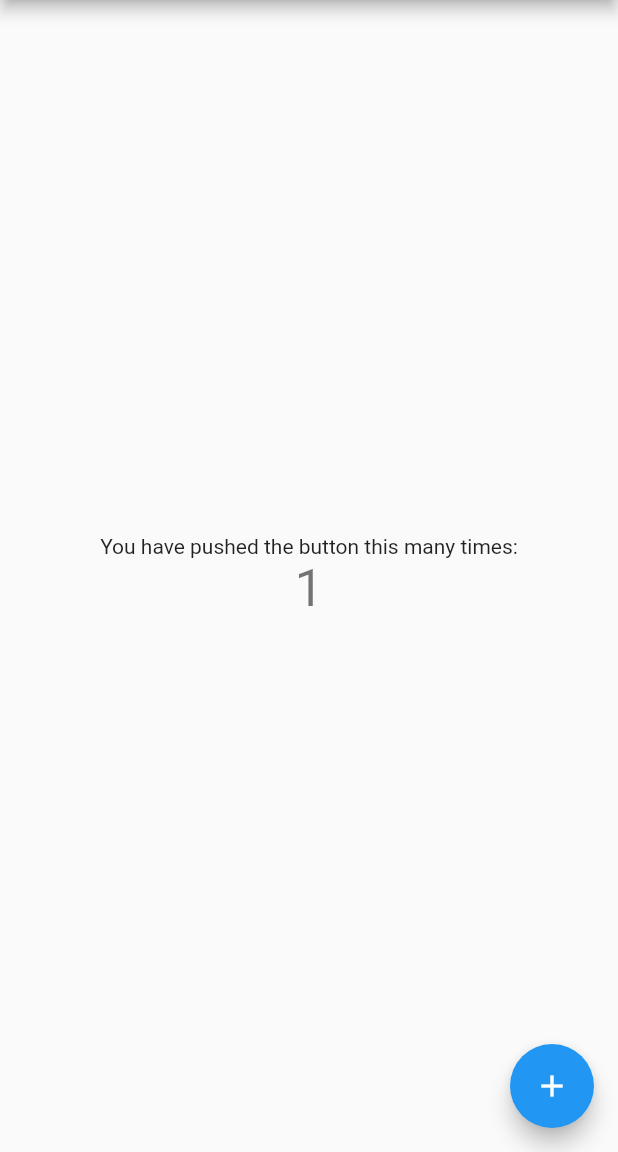
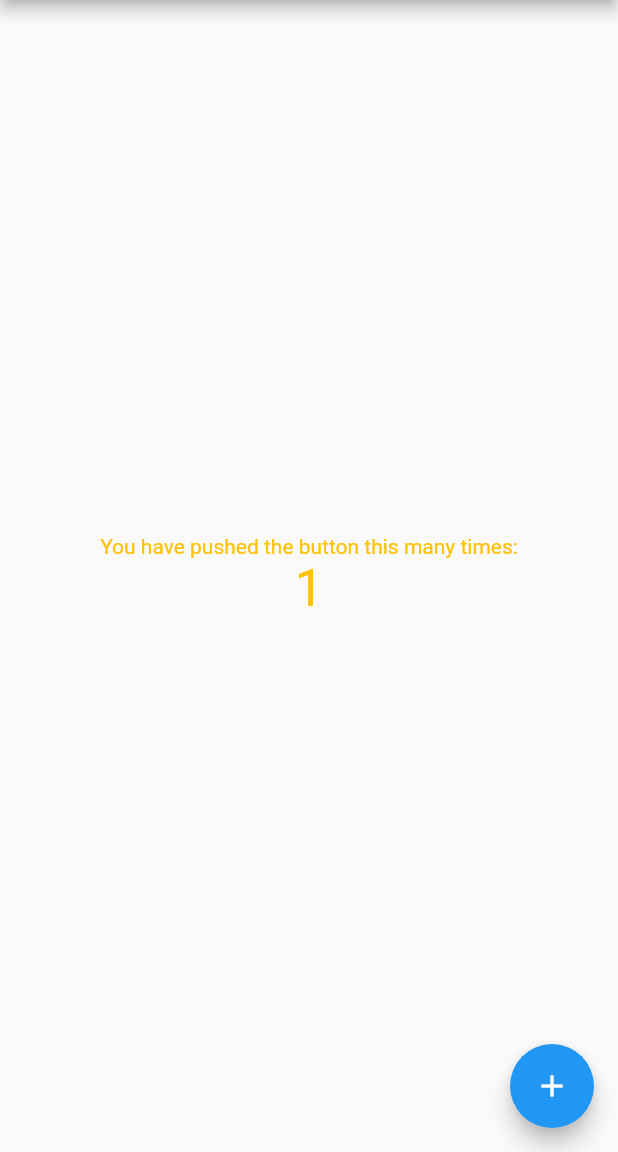
Before and after one commit to 246060/flutter_starter, a Flutter app: the screen it shows after launch, after a tap on the "add" icon, on a phone screen of 412 x 824 dp, the part 84-1236 px from its top. Run offline on Flutter 3.47's test engine with Material 2 defaults, Android fonts, the phone set to English and light mode, and no system bars; our stand-ins replace flutter_riverpod, logger.

Commit message:
add files

```diff
--- /dev/null
+++ b/lib/app.dart
@@ -0,0 +1,21 @@
+import 'package:flutter/material.dart';
+import 'package:flutter_starter/common/styles/app_themes.dart';
+
+import 'home_screen.dart';
+
+class MyApp extends StatelessWidget {
+  const MyApp({super.key});
+
+  @override
+  Widget build(BuildContext context) {
+
+    return MaterialApp(
+      title: 'Flutter Demo',
+      debugShowCheckedModeBanner: false,
+      themeMode: ThemeMode.system,
+      theme: AppThemes.light,
+      darkTheme: AppThemes.dark,
+      home: const MyHomePage(title: 'Flutter Demo Home Page'),
+    );
+  }
+}
--- a/lib/common/configs/config.dart
+++ b/lib/common/configs/config.dart
@@ -2,3 +2,4 @@ export 'hive_config.dart';
 export 'provider_logger_config.dart';
 export 'firebase_config.dart';
 export 'http_config.dart';
+export 'logger_config.dart';
--- /dev/null
+++ b/lib/common/styles/app_text_styles.dart
@@ -0,0 +1,42 @@
+import 'package:flutter/material.dart';
+
+class AppTextStyles {
+  static final baseLight = ThemeData.light().textTheme;
+  static final baseDark = ThemeData.dark().textTheme;
+
+  static TextTheme get light => TextTheme(
+        titleSmall: baseLight.titleSmall?.copyWith(color: Colors.amber),
+        titleMedium: baseLight.titleMedium?.copyWith(color: Colors.cyan),
+        titleLarge: baseLight.titleLarge?.copyWith(color: Colors.amber),
+        labelSmall: baseLight.labelSmall?.copyWith(color: Colors.amber),
+        labelMedium: baseLight.labelMedium?.copyWith(color: Colors.amber),
+        labelLarge: baseLight.labelLarge?.copyWith(color: Colors.amber),
+        headlineSmall: baseLight.headlineSmall?.copyWith(color: Colors.amber),
+        headlineMedium: baseLight.headlineMedium?.copyWith(color: Colors.amber),
+        headlineLarge: baseLight.headlineLarge?.copyWith(color: Colors.amber),
+        displaySmall: baseLight.displaySmall?.copyWith(color: Colors.amber),
+        displayMedium: baseLight.displayMedium?.copyWith(color: Colors.amber),
+        displayLarge: baseLight.displayLarge?.copyWith(color: Colors.amber),
+        bodySmall: baseLight.bodySmall?.copyWith(color: Colors.amber),
+        bodyMedium: baseLight.bodyMedium?.copyWith(color: Colors.amber),
+        bodyLarge: baseLight.bodyLarge?.copyWith(color: Colors.amber),
+      );
+
+  static TextTheme get dark => TextTheme(
+        titleSmall: baseLight.titleSmall?.copyWith(color: Colors.amber),
+        titleMedium: baseLight.titleMedium?.copyWith(color: Colors.cyan),
+        titleLarge: baseLight.titleLarge?.copyWith(color: Colors.amber),
+        labelSmall: baseLight.labelSmall?.copyWith(color: Colors.amber),
+        labelMedium: baseLight.labelMedium?.copyWith(color: Colors.amber),
+        labelLarge: baseLight.labelLarge?.copyWith(color: Colors.amber),
+        headlineSmall: baseLight.headlineSmall?.copyWith(color: Colors.amber),
+        headlineMedium: baseLight.headlineMedium?.copyWith(color: Colors.amber),
+        headlineLarge: baseLight.headlineLarge?.copyWith(color: Colors.amber),
+        displaySmall: baseLight.displaySmall?.copyWith(color: Colors.amber),
+        displayMedium: baseLight.displayMedium?.copyWith(color: Colors.amber),
+        displayLarge: baseLight.displayLarge?.copyWith(color: Colors.amber),
+        bodySmall: baseLight.bodySmall?.copyWith(color: Colors.amber),
+        bodyMedium: baseLight.bodyMedium?.copyWith(color: Colors.amber),
+        bodyLarge: baseLight.bodyLarge?.copyWith(color: Colors.amber),
+      );
+}
--- /dev/null
+++ b/lib/common/styles/app_themes.dart
@@ -0,0 +1,18 @@
+import 'package:flutter/material.dart';
+
+import 'styles.dart';
+
+class AppThemes {
+  static final lightColors = AppLightColors();
+  static final darkColors = AppDarkColors();
+
+  static ThemeData get light =>
+      ThemeData(primaryColor: Colors.indigo, textTheme: AppTextStyles.light
+          //    colorScheme: lightColors.colorScheme
+          );
+
+  static ThemeData get dark =>
+      ThemeData(primaryColor: Colors.deepOrange, textTheme: AppTextStyles.dark
+          //    colorScheme: darkColors.colorScheme
+          );
+}
--- /dev/null
+++ b/lib/common/styles/colors/app_colors.dart
@@ -0,0 +1,5 @@
+import 'package:flutter/material.dart';
+
+abstract class AppColors {
+  ColorScheme get colorScheme;
+}
--- a/lib/common/styles/styles.dart
+++ b/lib/common/styles/styles.dart
@@ -0,0 +1,5 @@
+export 'app_text_styles.dart';
+export 'app_themes.dart';
+export 'colors/app_light_colors.dart';
+export 'colors/app_dark_colors.dart';
+export 'colors/app_colors.dart';
--- /dev/null
+++ b/lib/home_screen.dart
@@ -0,0 +1,50 @@
+
+
+import 'package:flutter/material.dart';
+
+class MyHomePage extends StatefulWidget {
+  const MyHomePage({super.key, required this.title});
+
+  final String title;
+
+  @override
+  State<MyHomePage> createState() => _MyHomePageState();
+}
+
+class _MyHomePageState extends State<MyHomePage> {
+  int _counter = 0;
+
+  void _incrementCounter() {
+    setState(() {
+      _counter++;
+    });
+  }
+
+  @override
+  Widget build(BuildContext context) {
+    return Scaffold(
+      appBar: AppBar(
+        title: Text(widget.title),
+      ),
+      body: Center(
+        child: Column(
+          mainAxisAlignment: MainAxisAlignment.center,
+          children: <Widget>[
+            const Text(
+              'You have pushed the button this many times:',
+            ),
+            Text(
+              '$_counter',
+              style: Theme.of(context).textTheme.headlineMedium,
+            ),
+          ],
+        ),
+      ),
+      floatingActionButton: FloatingActionButton(
+        onPressed: _incrementCounter,
+        tooltip: 'Increment',
+        child: const Icon(Icons.add),
+      ),
+    );
+  }
+}
--- a/lib/main.dart
+++ b/lib/main.dart
@@ -1,115 +1,24 @@
+import 'dart:async';
+
 import 'package:flutter/material.dart';
+import 'package:flutter_riverpod/flutter_riverpod.dart';
+
+import 'app.dart';
+import 'common/configs/config.dart';
+
+final log = getLogger();
 
 void main() {
-  runApp(const MyApp());
+  log.i("main start...");
+
+  runZonedGuarded(() async {
+    WidgetsFlutterBinding.ensureInitialized();
+
+    // 추가 비동기 작업
+
+    runApp(ProviderScope(observers: [ProviderLogger()], child: const MyApp()));
+
+  }, (error, stack) {
+    log.e("", error, stack);
+  });
 }
-
-class MyApp extends StatelessWidget {
-  const MyApp({super.key});
-
-  // This widget is the root of your application.
-  @override
-  Widget build(BuildContext context) {
-    return MaterialApp(
-      title: 'Flutter Demo',
-      theme: ThemeData(
-        // This is the theme of your application.
-        //
-        // Try running your application with "flutter run". You'll see the
-        // application has a blue toolbar. Then, without quitting the app, try
-        // changing the primarySwatch below to Colors.green and then invoke
-        // "hot reload" (press "r" in the console where you ran "flutter run",
-        // or simply save your changes to "hot reload" in a Flutter IDE).
-        // Notice that the counter didn't reset back to zero; the application
-        // is not restarted.
-        primarySwatch: Colors.blue,
-      ),
-      home: const MyHomePage(title: 'Flutter Demo Home Page'),
-    );
-  }
-}
-
-class MyHomePage extends StatefulWidget {
-  const MyHomePage({super.key, required this.title});
-
-  // This widget is the home page of your application. It is stateful, meaning
-  // that it has a State object (defined below) that contains fields that affect
-  // how it looks.
-
-  // This class is the configuration for the state. It holds the values (in this
-  // case the title) provided by the parent (in this case the App widget) and
-  // used by the build method of the State. Fields in a Widget subclass are
-  // always marked "final".
-
-  final String title;
-
-  @override
-  State<MyHomePage> createState() => _MyHomePageState();
-}
-
-class _MyHomePageState extends State<MyHomePage> {
-  int _counter = 0;
-
-  void _incrementCounter() {
-    setState(() {
-      // This call to setState tells the Flutter framework that something has
-      // changed in this State, which causes it to rerun the build method below
-      // so that the display can reflect the updated values. If we changed
-      // _counter without calling setState(), then the build method would not be
-      // called again, and so nothing would appear to happen.
-      _counter++;
-    });
-  }
-
-  @override
-  Widget build(BuildContext context) {
-    // This method is rerun every time setState is called, for instance as done
-    // by the _incrementCounter method above.
-    //
-    // The Flutter framework has been optimized to make rerunning build methods
-    // fast, so that you can just rebuild anything that needs updating rather
-    // than having to individually change instances of widgets.
-    return Scaffold(
-      appBar: AppBar(
-        // Here we take the value from the MyHomePage object that was created by
-        // the App.build method, and use it to set our appbar title.
-        title: Text(widget.title),
-      ),
-      body: Center(
-        // Center is a layout widget. It takes a single child and positions it
-        // in the middle of the parent.
-        child: Column(
-          // Column is also a layout widget. It takes a list of children and
-          // arranges them vertically. By default, it sizes itself to fit its
-          // children horizontally, and tries to be as tall as its parent.
-          //
-          // Invoke "debug painting" (press "p" in the console, choose the
-          // "Toggle Debug Paint" action from the Flutter Inspector in Android
-          // Studio, or the "Toggle Debug Paint" command in Visual Studio Code)
-          // to see the wireframe for each widget.
-          //
-          // Column has various properties to control how it sizes itself and
-          // how it positions its children. Here we use mainAxisAlignment to
-          // center the children vertically; the main axis here is the vertical
-          // axis because Columns are vertical (the cross axis would be
-          // horizontal).
-          mainAxisAlignment: MainAxisAlignment.center,
-          children: <Widget>[
-            const Text(
-              'You have pushed the button this many times:',
-            ),
-            Text(
-              '$_counter',
-              style: Theme.of(context).textTheme.headlineMedium,
-            ),
-          ],
-        ),
-      ),
-      floatingActionButton: FloatingActionButton(
-        onPressed: _incrementCounter,
-        tooltip: 'Increment',
-        child: const Icon(Icons.add),
-      ), // This trailing comma makes auto-formatting nicer for build methods.
-    );
-  }
-}
--- a/pubspec.yaml
+++ b/pubspec.yaml
@@ -51,9 +51,9 @@ dependencies:
   badges: ^3.0.2
   flutter_slidable: ^2.0.0
 
-  shared_preferences: ^2.0.18
-  hive: ^2.2.3
-  sqflite: ^2.2.4+1
+  #shared_preferences: ^2.0.18
+  #hive: ^2.2.3
+  #sqflite: ^2.2.4+1
 
 dev_dependencies:
   flutter_test:
```
Also changed, not shown: lib/common/configs/provider_logger_config.dart (+8 -5 lines), lib/common/styles/colors/app_dark_colors.dart (added, +22 -0 lines), lib/common/styles/colors/app_light_colors.dart (added, +22 -0 lines), pubspec.lock, 1 other file.
